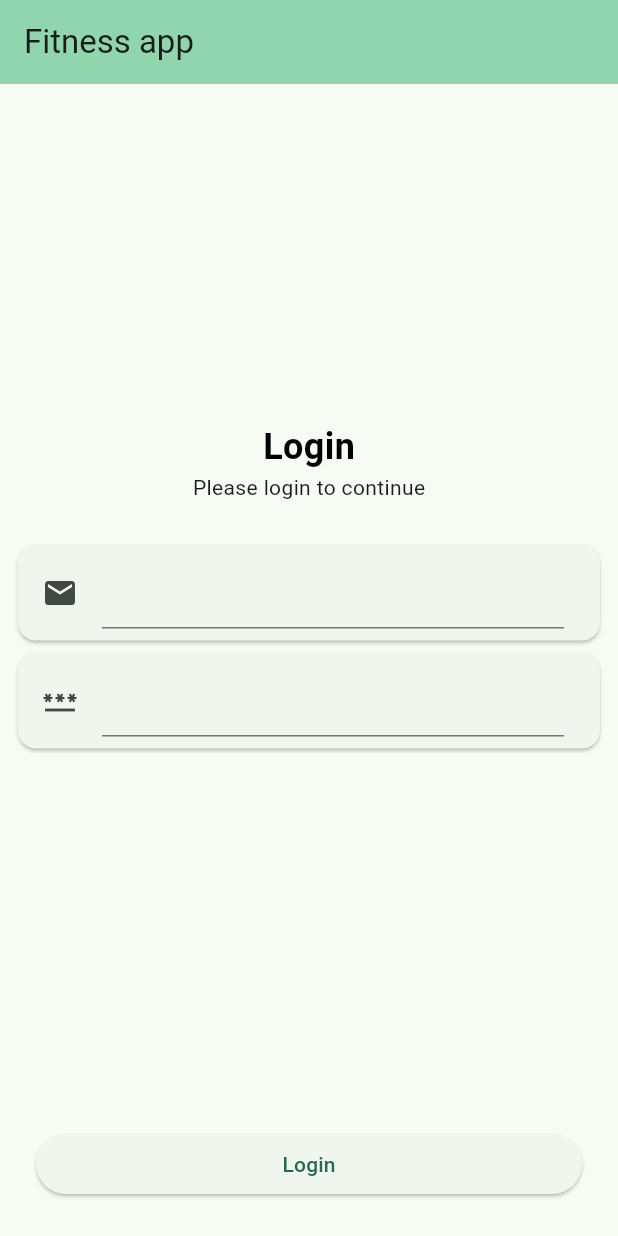
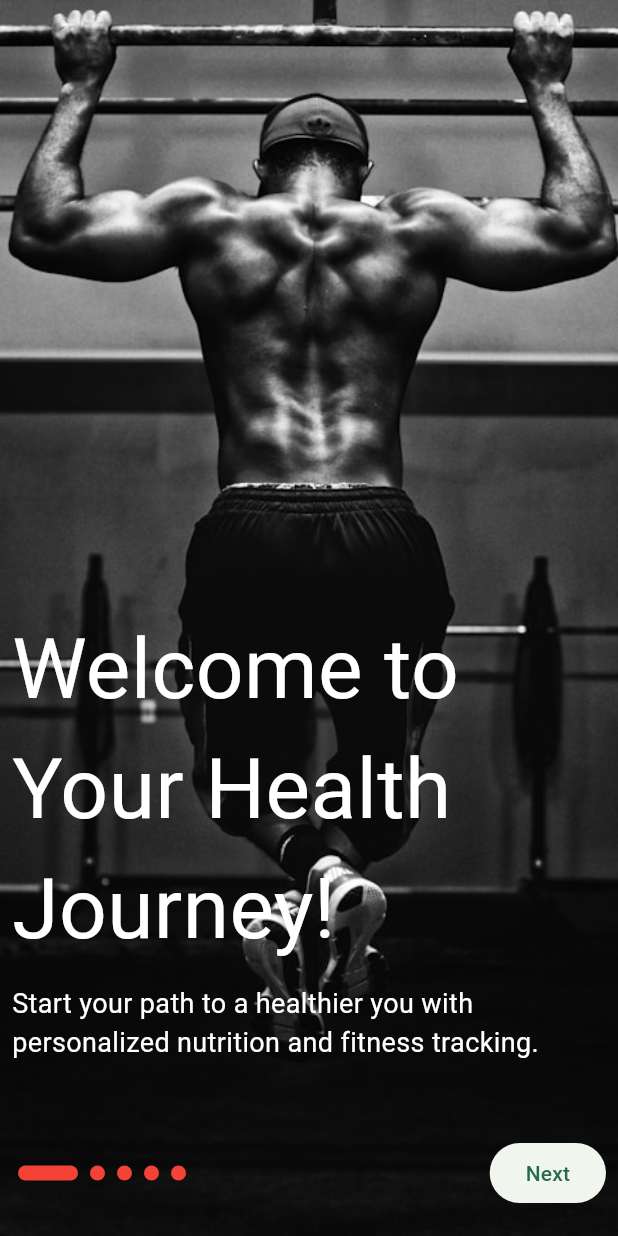
Before and after one commit to 45afeef/fitness_app, a Flutter app: the screen it shows after launch, on a phone screen of 412 x 824 dp. Run offline on Flutter 3.47's test engine with Material 3 defaults, Android fonts, the phone set to English and light mode, and no system bars.

Commit message:
new Onboarding screen

```diff
--- a/lib/main.dart
+++ b/lib/main.dart
@@ -1,6 +1,7 @@
-import 'package:fitness_app/presentations/pages/onboarding_survey_screen.dart';
+import 'package:fitness_app/presentations/pages/onboarding_fullscreen.dart';
 import 'package:flutter/material.dart';
 
+import 'presentations/pages/onboarding_survey_screen.dart';
 import 'presentations/widgets/title_with_caption.dart';
 
 void main() {
@@ -19,7 +20,8 @@
         colorScheme: ColorScheme.fromSeed(seedColor: Colors.greenAccent),
         useMaterial3: true,
       ),
-      home: const MyHomePage(title: 'Fitness app'),
+      home: const OnboardingFullScreen(),
+      // const MyHomePage(title: 'Fitness app'),
     );
   }
 }
--- /dev/null
+++ b/lib/presentations/pages/onboarding_fullscreen.dart
@@ -0,0 +1,123 @@
+import 'package:flutter/material.dart';
+
+import 'onboarding_survey_screen.dart';
+
+class OnboardingFullScreen extends StatefulWidget {
+  const OnboardingFullScreen({super.key});
+
+  @override
+  State<OnboardingFullScreen> createState() => _OnboardingFullScreenState();
+}
+
+class OnboardingItem {
+  final String image;
+  final String title;
+  final String description;
+
+  OnboardingItem(
+      {required this.image, required this.title, required this.description});
+}
+
+class _OnboardingFullScreenState extends State<OnboardingFullScreen> {
+  static final List<OnboardingItem> items = [
+    OnboardingItem(
+        image: 'assets/images/1.jpg',
+        title: 'Welcome to Your Health Journey!',
+        description:
+            'Start your path to a healthier you with personalized nutrition and fitness tracking.'),
+    OnboardingItem(
+        image: 'assets/images/2.jpg',
+        title: 'Eat Smart, Live Strong',
+        description:
+            'Discover nutritious meal plans tailored just for you and track your daily intake effortlessly.'),
+    OnboardingItem(
+        image: 'assets/images/3.jpg',
+        title: 'Your Fitness Companion',
+        description:
+            'Set and achieve your fitness goals with custom workout suggestions and progress monitoring.'),
+    OnboardingItem(
+        image: 'assets/images/4.jpg',
+        title: 'Nutrition Insights',
+        description:
+            'Get detailed analysis of your eating habits and learn how to fuel your body the right way.'),
+    OnboardingItem(
+        image: 'assets/images/5.jpg',
+        title: 'Stay Motivated',
+        description:
+            'Receive daily motivation and tips to keep you on track with your health and fitness journey.'),
+  ];
+
+  int currentItemIndex = 0;
+  @override
+  Widget build(BuildContext context) {
+    return Scaffold(
+      extendBodyBehindAppBar:
+          true, // Ensures the body extends behind where the AppBar would be
+      body: Container(
+        decoration: BoxDecoration(
+          image: DecorationImage(
+            image: AssetImage(items[currentItemIndex].image),
+            fit: BoxFit.cover, // Covers the entire widget area
+          ),
+        ),
+        child: SafeArea(
+            child: Padding(
+          padding: const EdgeInsets.all(8.0),
+          child: Column(
+            mainAxisSize: MainAxisSize.max,
+            mainAxisAlignment: MainAxisAlignment.end,
+            crossAxisAlignment: CrossAxisAlignment.start,
+            children: [
+              Text(
+                items[currentItemIndex].title,
+                style: const TextStyle(fontSize: 56, color: Colors.white),
+              ),
+              const SizedBox(height: 10),
+              Text(
+                items[currentItemIndex].description,
+                style: const TextStyle(fontSize: 18, color: Colors.white),
+              ),
+              const SizedBox(height: 50),
+              Row(
+                mainAxisAlignment: MainAxisAlignment.spaceAround,
+                children: [
+                  ...List.generate(
+                      items.length,
+                      (index) => Padding(
+                            padding: const EdgeInsets.all(4.0),
+                            child: Container(
+                              height: 10,
+                              width: index == currentItemIndex ? 40 : 10,
+                              decoration: const BoxDecoration(
+                                  color: Colors.red,
+                                  borderRadius:
+                                      BorderRadius.all(Radius.circular(20))),
+                            ),
+                          )),
+                  const Spacer(),
+                  ElevatedButton(
+                      onPressed: () {
+                        if (currentItemIndex + 1 < items.length) {
+                          setState(() {
+                            currentItemIndex++;
+                          });
+                        } else {
+                          Navigator.push(
+                              context,
+                              MaterialPageRoute(
+                                builder: (context) =>
+                                    const OnboardingSurveyScreen(),
+                              ));
+                        }
+                      },
+                      child: const Text("Next"))
+                ],
+              ),
+              const SizedBox(height: 10),
+            ],
+          ),
+        )),
+      ),
+    );
+  }
+}
--- a/pubspec.yaml
+++ b/pubspec.yaml
@@ -59,9 +59,8 @@ flutter:
   uses-material-design: true
 
   # To add assets to your application, add an assets section, like this:
-  # assets:
-  #   - images/a_dot_burr.jpeg
-  #   - images/a_dot_ham.jpeg
+  assets:
+    - assets/images/
 
   # An image asset can refer to one or more resolution-specific "variants", see
   # https://flutter.dev/assets-and-images/#resolution-aware
```
Also changed, not shown: assets/images/1.jpg (added), assets/images/2.jpg (added), assets/images/3.jpg (added), assets/images/4.jpg (added), assets/images/5.jpg (added).
